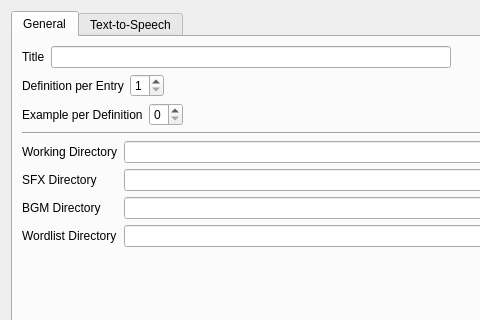
Before: the Qt Designer form design/preferences.ui in kokimame/joytan, drawn with Qt 5; both pictures show x 0 to 480 and y 0 to 320 of the 872 by 537 pixel window.
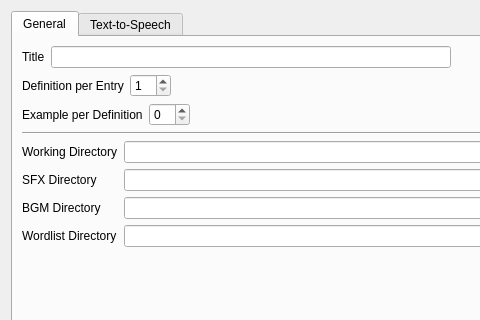
After: the same form once the commit is applied.

Diff of the .ui file:
```diff
--- a/design/preferences.ui
+++ b/design/preferences.ui
@@ -74,7 +74,7 @@
               <number>1</number>
              </property>
              <property name="maximum">
-              <number>9</number>
+              <number>99</number>
              </property>
              <property name="value">
               <number>1</number>
@@ -111,7 +111,7 @@
               <number>0</number>
              </property>
              <property name="maximum">
-              <number>9</number>
+              <number>99</number>
              </property>
              <property name="value">
               <number>0</number>
```
